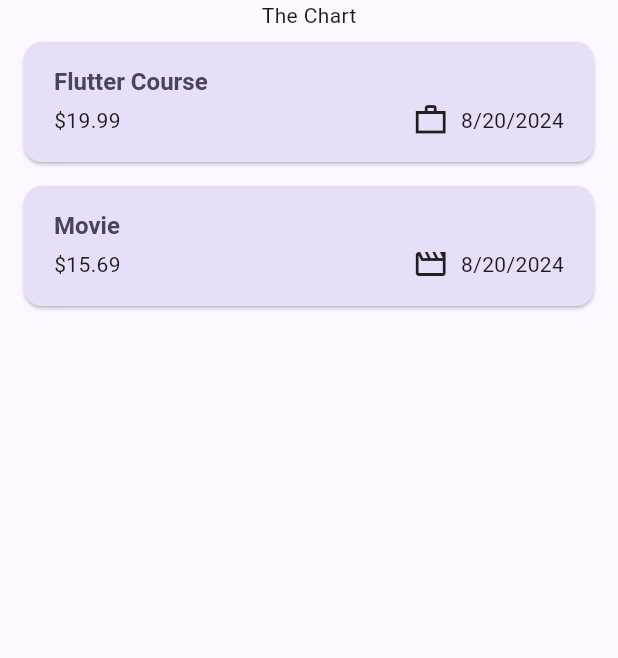
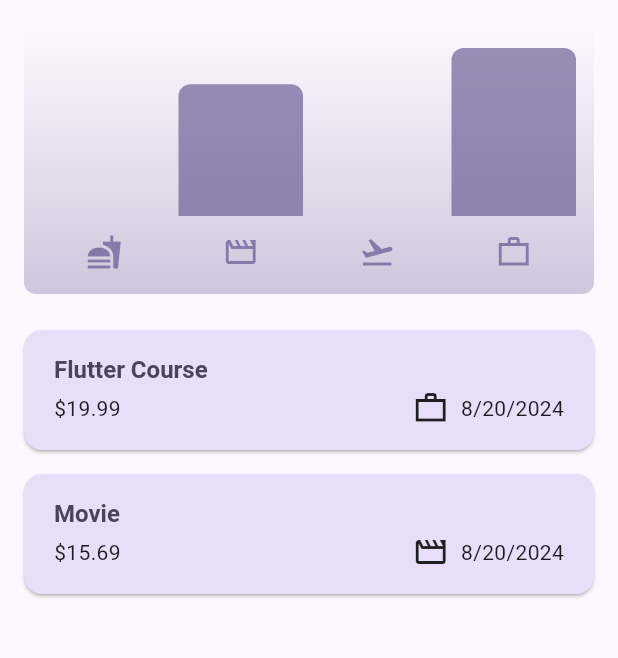
Before and after one commit to jherman1/expense_tracker, a Flutter app: the screen it shows after launch, on a phone screen of 412 x 824 dp, the part 84-742 px from its top. Run offline on Flutter 3.47's test engine with Material 3 defaults, Android fonts, the phone set to English and light mode, and no system bars.

Commit message:
code for charts was provided by instructor (chart.dart, and chart_bar.dart)

```diff
--- a/lib/models/expense.dart
+++ b/lib/models/expense.dart
@@ -33,3 +33,25 @@ class Expense {
     return formatter.format(date);
   }
 }
+
+class ExpenseBucket {
+  const ExpenseBucket({required this.category, required this.expenses});
+
+  ExpenseBucket.forCategory(List<Expense> allExpenses, this.category)
+      : expenses = allExpenses
+            .where((expense) => expense.category == category)
+            .toList();
+
+  final Category category;
+  final List<Expense> expenses;
+
+  double get totalExpenses {
+    double sum = 0.0;
+
+    for (final expense in expenses) {
+      sum += expense.amount;
+    }
+
+    return sum;
+  }
+}
--- /dev/null
+++ b/lib/widgets/chart/chart.dart
@@ -0,0 +1,94 @@
+import 'package:flutter/material.dart';
+import 'package:expense_tracker/widgets/chart/chart_bar.dart';
+import 'package:expense_tracker/models/expense.dart';
+
+class Chart extends StatelessWidget {
+  const Chart({super.key, required this.expenses});
+
+  final List<Expense> expenses;
+
+  List<ExpenseBucket> get buckets {
+    return [
+      ExpenseBucket.forCategory(expenses, Category.food),
+      ExpenseBucket.forCategory(expenses, Category.leisure),
+      ExpenseBucket.forCategory(expenses, Category.travel),
+      ExpenseBucket.forCategory(expenses, Category.work),
+    ];
+  }
+
+  double get maxTotalExpense {
+    double maxTotalExpense = 0;
+
+    for (final bucket in buckets) {
+      if (bucket.totalExpenses > maxTotalExpense) {
+        maxTotalExpense = bucket.totalExpenses;
+      }
+    }
+
+    return maxTotalExpense;
+  }
+
+  @override
+  Widget build(BuildContext context) {
+    final isDarkMode =
+        MediaQuery.of(context).platformBrightness == Brightness.dark;
+    return Container(
+      margin: const EdgeInsets.all(16),
+      padding: const EdgeInsets.symmetric(
+        vertical: 16,
+        horizontal: 8,
+      ),
+      width: double.infinity,
+      height: 180,
+      decoration: BoxDecoration(
+        borderRadius: BorderRadius.circular(8),
+        gradient: LinearGradient(
+          colors: [
+            Theme.of(context).colorScheme.primary.withOpacity(0.3),
+            Theme.of(context).colorScheme.primary.withOpacity(0.0)
+          ],
+          begin: Alignment.bottomCenter,
+          end: Alignment.topCenter,
+        ),
+      ),
+      child: Column(
+        children: [
+          Expanded(
+            child: Row(
+              crossAxisAlignment: CrossAxisAlignment.end,
+              children: [
+                for (final bucket in buckets) // alternative to map()
+                  ChartBar(
+                    fill: bucket.totalExpenses == 0
+                        ? 0
+                        : bucket.totalExpenses / maxTotalExpense,
+                  )
+              ],
+            ),
+          ),
+          const SizedBox(height: 12),
+          Row(
+            children: buckets
+                .map(
+                  (bucket) => Expanded(
+                    child: Padding(
+                      padding: const EdgeInsets.symmetric(horizontal: 4),
+                      child: Icon(
+                        categoryIcons[bucket.category],
+                        color: isDarkMode
+                            ? Theme.of(context).colorScheme.secondary
+                            : Theme.of(context)
+                                .colorScheme
+                                .primary
+                                .withOpacity(0.7),
+                      ),
+                    ),
+                  ),
+                )
+                .toList(),
+          )
+        ],
+      ),
+    );
+  }
+}
--- /dev/null
+++ b/lib/widgets/chart/chart_bar.dart
@@ -0,0 +1,34 @@
+import 'package:flutter/material.dart';
+
+class ChartBar extends StatelessWidget {
+  const ChartBar({
+    super.key,
+    required this.fill,
+  });
+
+  final double fill;
+
+  @override
+  Widget build(BuildContext context) {
+    final isDarkMode =
+        MediaQuery.of(context).platformBrightness == Brightness.dark;
+    return Expanded(
+      child: Padding(
+        padding: const EdgeInsets.symmetric(horizontal: 4),
+        child: FractionallySizedBox(
+          heightFactor: fill,
+          child: DecoratedBox(
+            decoration: BoxDecoration(
+              shape: BoxShape.rectangle,
+              borderRadius:
+                  const BorderRadius.vertical(top: Radius.circular(8)),
+              color: isDarkMode
+                  ? Theme.of(context).colorScheme.secondary
+                  : Theme.of(context).colorScheme.primary.withOpacity(0.65),
+            ),
+          ),
+        ),
+      ),
+    );
+  }
+}
--- a/lib/widgets/expenses.dart
+++ b/lib/widgets/expenses.dart
@@ -1,3 +1,4 @@
+import 'package:expense_tracker/widgets/chart/chart.dart';
 import 'package:expense_tracker/widgets/expenses_list/expenses_list.dart';
 import 'package:expense_tracker/widgets/new_expense.dart';
 import 'package:expense_tracker/models/expense.dart';
@@ -92,7 +93,7 @@ class _ExpensesSate extends State<Expenses> {
       ),
       body: Column(
         children: [
-          const Text('The Chart'),
+          Chart(expenses: _registeredExpenses),
           Expanded(
             child: mainContent,
           ),
```
